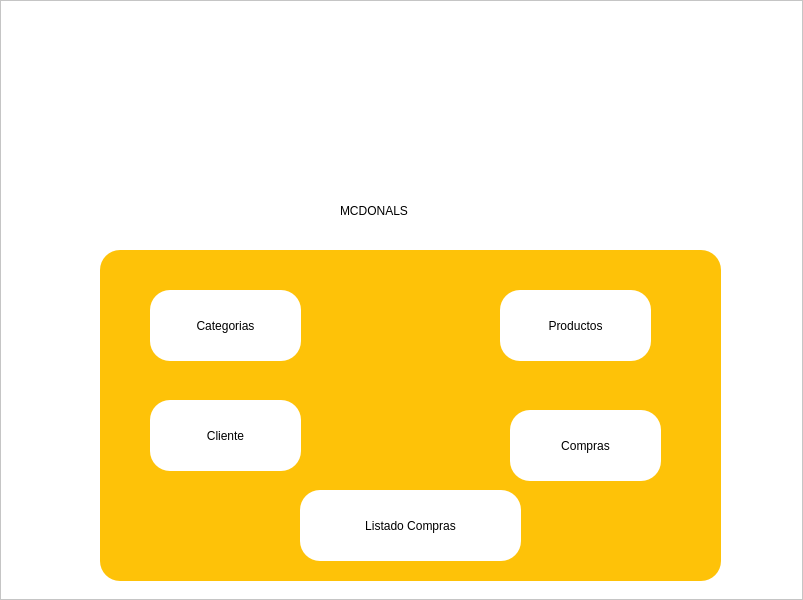
Qt form views/main_window.ui (Jossue35/Final-P-B) before a commit.
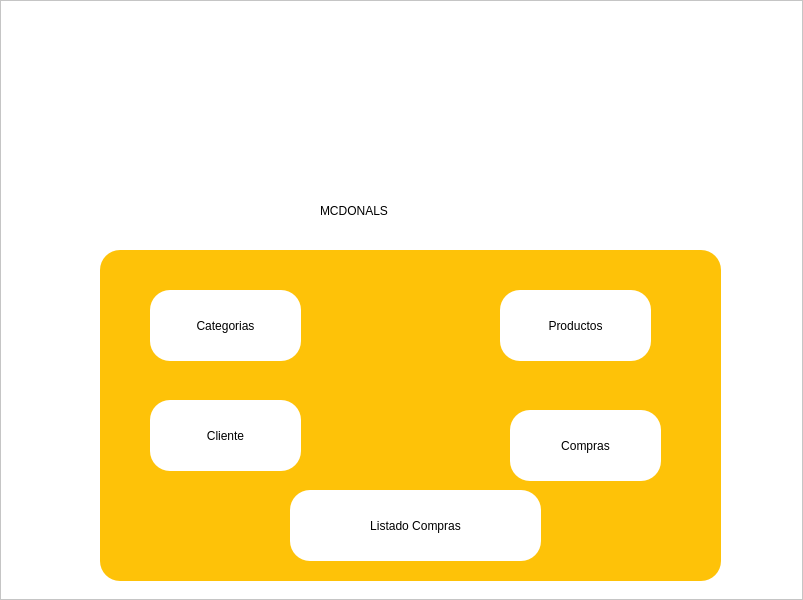
The same form after that commit. Icons and pictures are not drawn.

The edit to the form file:
```diff
--- a/views/main_window.ui
+++ b/views/main_window.ui
@@ -171,9 +171,9 @@
        <widget class="QPushButton" name="pushButton_5">
         <property name="geometry">
          <rect>
-          <x>200</x>
+          <x>190</x>
           <y>240</y>
-          <width>221</width>
+          <width>251</width>
           <height>71</height>
          </rect>
         </property>
@@ -185,9 +185,9 @@
       <widget class="QLabel" name="label_2">
        <property name="geometry">
         <rect>
-         <x>340</x>
+         <x>320</x>
          <y>190</y>
-         <width>161</width>
+         <width>211</width>
          <height>41</height>
         </rect>
        </property>
```
